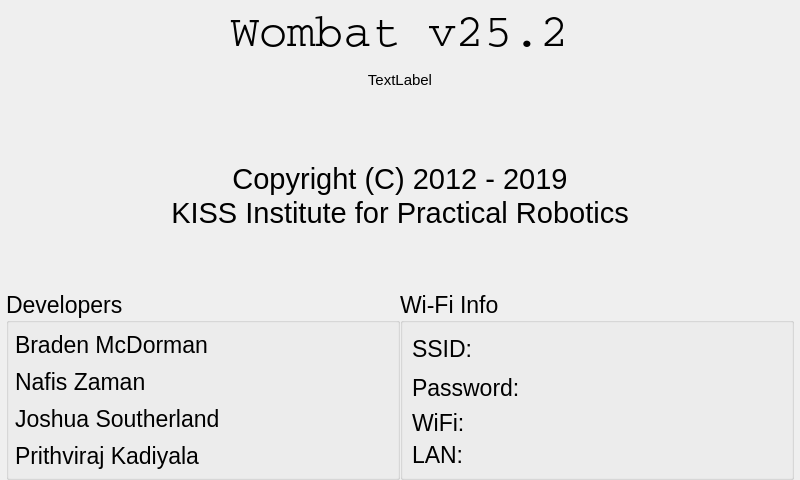
Qt form ui/AboutWidget.ui (kipr/botui) before a commit.
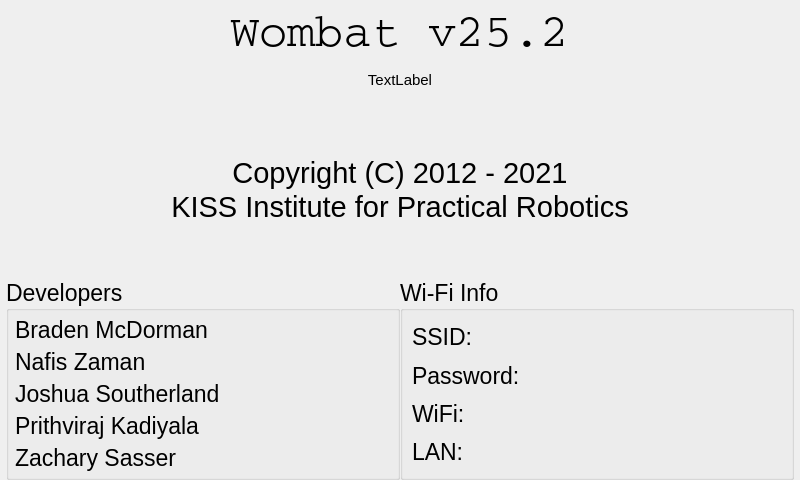
The same form after that commit.

```diff
--- a/ui/AboutWidget.ui
+++ b/ui/AboutWidget.ui
@@ -120,7 +120,7 @@
       </font>
      </property>
      <property name="text">
-      <string>Copyright (C) 2012 - 2019</string>
+      <string>Copyright (C) 2012 - 2021</string>
      </property>
      <property name="alignment">
       <set>Qt::AlignCenter</set>
@@ -229,6 +229,13 @@
           </property>
          </widget>
         </item>
+	 <item>
+         <widget class="QLabel" name="label_6">
+          <property name="text">
+           <string>Zachary Sasser</string>
+          </property>
+         </widget>
+        </item>
        </layout>
       </widget>
      </item>
```
